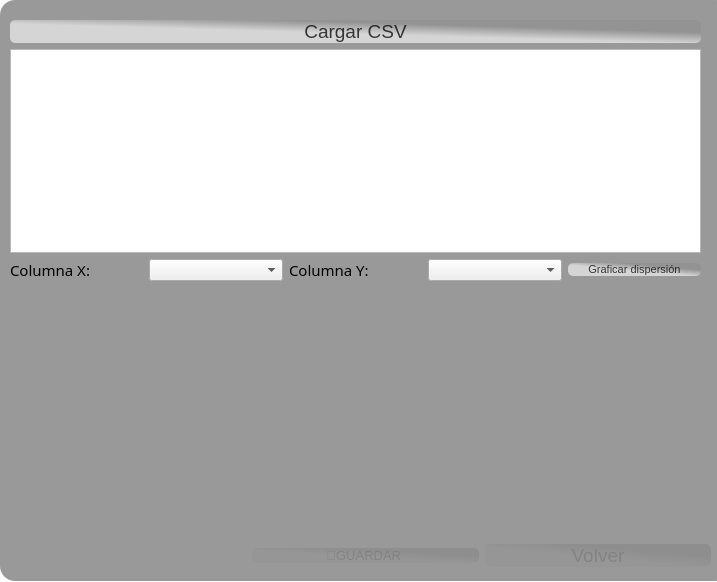
This is vista_csv.ui in YesidMunoz/Proyecto_Final as Qt 5 draws it before an edit. The edited form follows.
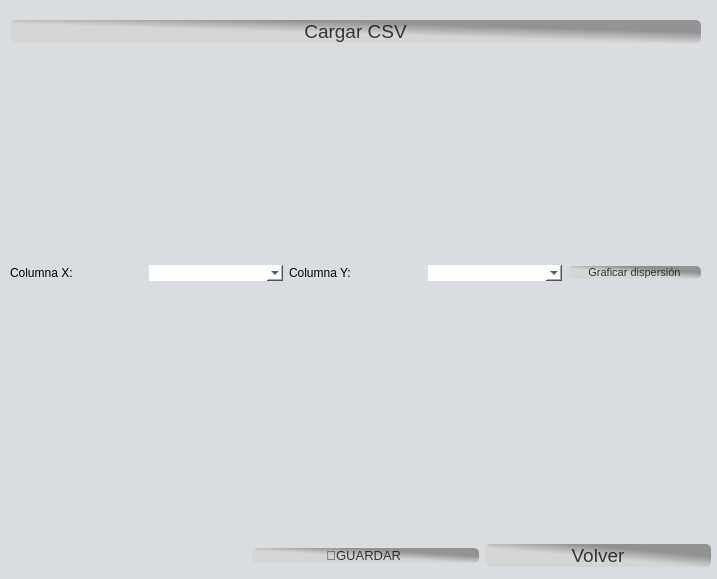
This is the edited form. Icons and pictures are not drawn.

Diff of the .ui file:
```diff
--- a/vista_csv.ui
+++ b/vista_csv.ui
@@ -7,12 +7,16 @@
     <x>0</x>
     <y>0</y>
     <width>717</width>
-    <height>582</height>
+    <height>579</height>
    </rect>
   </property>
   <property name="windowTitle">
    <string>Form</string>
   </property>
+  <property name="styleSheet">
+   <string notr="true">background-color: rgb(217, 220, 225);
+border-radius:15px;</string>
+  </property>
   <widget class="QLabel" name="label_grafico">
    <property name="geometry">
     <rect>
@@ -74,35 +78,33 @@
      <layout class="QHBoxLayout" name="horizontalLayout">
       <item>
        <widget class="QLabel" name="label">
-        <property name="font">
-         <font>
-          <family>Franklin Gothic Medium</family>
-          <pointsize>11</pointsize>
-         </font>
-        </property>
         <property name="text">
          <string>Columna X:</string>
         </property>
        </widget>
       </item>
       <item>
-       <widget class="QComboBox" name="combo_x"/>
+       <widget class="QComboBox" name="combo_x">
+        <property name="styleSheet">
+         <string notr="true">background-color: rgb(255, 255, 255);
+border-radius:15px;</string>
+        </property>
+       </widget>
       </item>
       <item>
        <widget class="QLabel" name="label_2">
-        <property name="font">
-         <font>
-          <family>Franklin Gothic Medium</family>
-          <pointsize>11</pointsize>
-         </font>
-        </property>
         <property name="text">
          <string>Columna Y:</string>
         </property>
        </widget>
       </item>
       <item>
-       <widget class="QComboBox" name="combo_y"/>
+       <widget class="QComboBox" name="combo_y">
+        <property name="styleSheet">
+         <string notr="true">background-color: rgb(255, 255, 255);
+border-radius:15px;</string>
+        </property>
+       </widget>
       </item>
       <item>
        <widget class="QPushButton" name="boton_graficar">
@@ -220,50 +222,6 @@
     </item>
    </layout>
   </widget>
-  <widget class="QLabel" name="label_3">
-   <property name="geometry">
-    <rect>
-     <x>0</x>
-     <y>0</y>
-     <width>721</width>
-     <height>591</height>
-    </rect>
-   </property>
-   <property name="styleSheet">
-    <string notr="true">border-image:url(:/img/QS.jpg);
-background-position: center;
-background-repeat: no-repeat;
-background-size:contain; /* o prueba &quot;contain&quot; si quieres que no recorte */
-background-color: rgba(255, 255, 255, 0.8); /* más opaco */
-</string>
-   </property>
-   <property name="text">
-    <string/>
-   </property>
-  </widget>
-  <widget class="QLabel" name="label_4">
-   <property name="geometry">
-    <rect>
-     <x>0</x>
-     <y>0</y>
-     <width>731</width>
-     <height>581</height>
-    </rect>
-   </property>
-   <property name="styleSheet">
-    <string notr="true">
-background-color:rgba(0,0,0,100);
-border-radius:15px;</string>
-   </property>
-   <property name="text">
-    <string/>
-   </property>
-  </widget>
-  <zorder>label_3</zorder>
-  <zorder>label_4</zorder>
-  <zorder>label_grafico</zorder>
-  <zorder>layoutWidget</zorder>
-  <zorder>layoutWidget</zorder>
  </widget>
  <resources>
   <include location="res.qrc"/>
```
Left out of the diff: 4 changed lines with no effect on the pictures.
